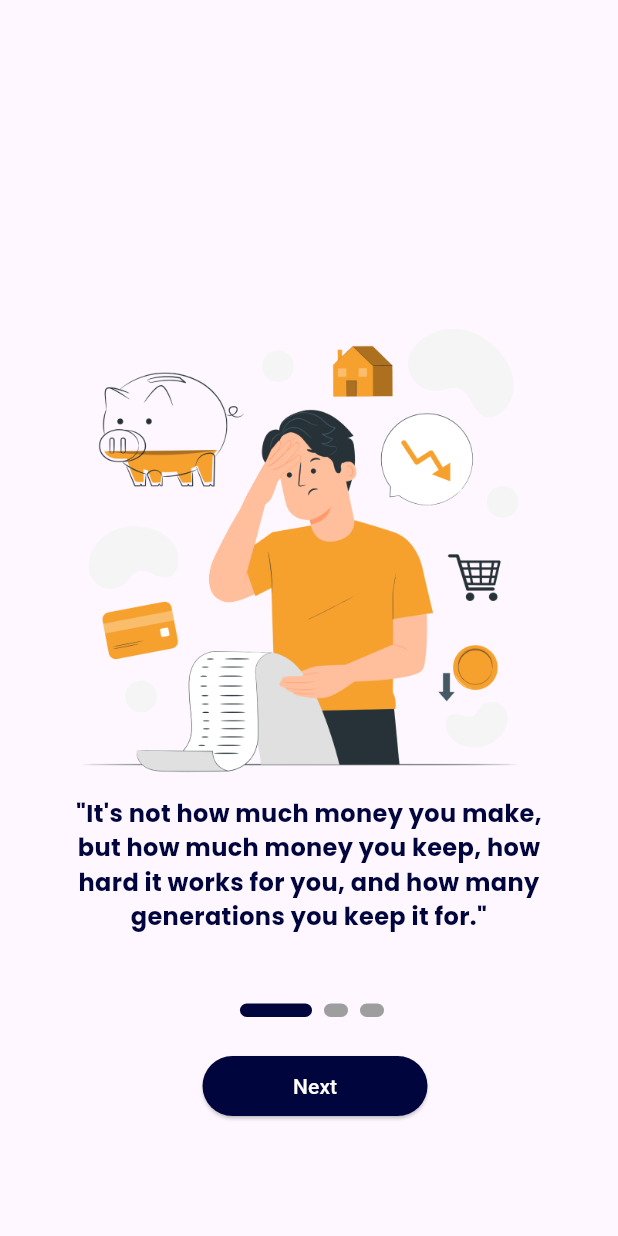
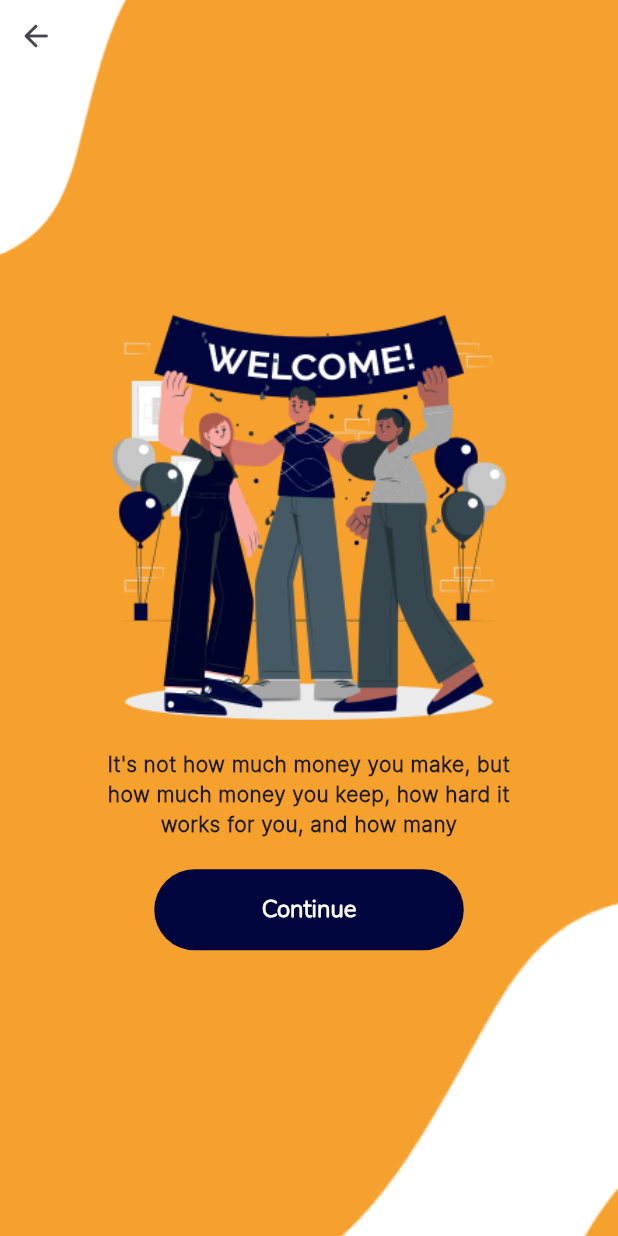
Before and after one commit to Yassin59189/SaveIt, a Flutter app: the screen it shows after launch, on a phone screen of 412 x 824 dp. Run offline on Flutter 3.47's test engine with Material 3 defaults, Android fonts, the phone set to English and light mode, and no system bars; drawn by our look-alikes of smooth_page_indicator; our stand-ins replace get, get_storage, logger.

Commit message:
ismail 4/21/2024 00.58AM

```diff
--- a/lib/app.dart
+++ b/lib/app.dart
@@ -1,6 +1,9 @@
 import 'package:flutter/material.dart';
 import 'package:get/get.dart';
-import 'package:saveit/features/authentication/screens/onboarding.dart';
+import 'package:saveit/features/authentication/screens/welcome/welcome.dart';
+/* import 'package:saveit/features/authentication/controllers/welcome_controller.dart';
+import 'package:saveit/features/authentication/screens/Welcome/welcome.dart';
+import 'package:saveit/features/authentication/screens/onboarding.dart'; */
 
 
 class App extends StatelessWidget {
@@ -10,7 +13,7 @@ class App extends StatelessWidget {
   Widget build(BuildContext context) {
     return const GetMaterialApp(
       debugShowCheckedModeBanner: false,
-      home:const OnBoardingScreen(),
+      home: Welcome(),
     );
   }
 }
--- /dev/null
+++ b/lib/features/authentication/controllers/welcome_controller.dart
@@ -0,0 +1,17 @@
+import 'package:flutter/material.dart';
+import 'package:get/get.dart';
+
+class welcome_controller extends GetxController {
+  static welcome_controller get instance => Get.find();
+
+  final pageController = PageController();
+  final currentPageIndex = 0.obs;
+
+  void updatePageIndicator(index) {}
+
+
+  void dotNavigationClick(index) {}
+
+
+  void nextPage(index) {}
+}
--- /dev/null
+++ b/lib/features/authentication/screens/welcome/welcome.dart
@@ -0,0 +1,64 @@
+import 'package:flutter/cupertino.dart';
+import 'package:flutter/material.dart';
+import 'package:flutter/painting.dart';
+import 'package:flutter/rendering.dart';
+import 'package:flutter/widgets.dart';
+import 'package:saveit/utils/constants/buttons.dart';
+import 'package:saveit/utils/constants/colors.dart';
+import 'package:saveit/utils/constants/image_strings.dart';
+import 'package:saveit/utils/constants/sizes.dart';
+import 'package:saveit/utils/constants/text_strings.dart';
+import 'package:saveit/utils/helpers/helper_functions.dart';
+
+class Welcome extends StatelessWidget {
+  const Welcome({super.key});
+
+  @override
+  Widget build(BuildContext context) {
+    return  Scaffold(
+      body: Container(
+        decoration: BoxDecoration(image: DecorationImage(image: AssetImage("assets/images/welcome_images/bg_welcome.png"),
+        fit: BoxFit.cover,)),
+        child: Stack(
+          children: [
+            SizedBox(height: 500),
+            IconButton(onPressed:(){}, icon: Icon(Icons.arrow_back_rounded)),
+            PageView(
+              children: [
+                Column(
+                  mainAxisAlignment:MainAxisAlignment.center,
+                  children: [
+                      Center(
+                        child: Image(
+                        width: THelperFunctions.screenWidth()*0.75,
+
+                        image: const AssetImage(TImage.welcomeimg1)),
+                      ),
+                    Container(
+                      alignment: Alignment.topCenter,
+                      width: THelperFunctions.screenWidth() * 0.7,
+                      child: const Text(
+                        TText.welcometext1,
+                        style: TextStyle(fontFamily:"inter", fontWeight: FontWeight.w900, fontSize: TSizes.fontSm),textAlign: TextAlign.center,),),
+                    SizedBox(
+                      height: 20,
+                    ),
+                    SizedBox(
+                      width: 206.35,
+                      height: 54.04,
+                    child:ElevatedButton(
+                      onPressed:() {},
+                      style: buttonPrimary,
+                      child: Text("Continue",style:TextStyle(color:TColors.white ),)))
+
+
+                  ],
+                )
+              ],
+            )
+
+          ],),
+      ),
+    );
+  }
+}
--- /dev/null
+++ b/lib/utils/constants/buttons.dart
@@ -0,0 +1,13 @@
+import 'package:flutter/material.dart';
+import 'package:saveit/utils/constants/colors.dart';
+import 'package:saveit/utils/constants/sizes.dart';
+
+final ButtonStyle  buttonPrimary = ElevatedButton.styleFrom(
+minimumSize: Size(206.35,54.04),
+backgroundColor: TColors.primary,
+
+elevation: 0,
+textStyle: TextStyle(fontFamily:"nunito", fontWeight: FontWeight.w600, fontSize: TSizes.fontMd, color:TColors.white)
+
+
+);
--- a/lib/utils/constants/colors.dart
+++ b/lib/utils/constants/colors.dart
@@ -6,4 +6,5 @@ class TColors{
   static const Color primary = Color(0xFF00063D);
   static const Color secondary = Color(0xFF0A6ACB);
   static const Color accent = Color(0xFFF6A02D);
+  static const Color white = Color.fromARGB(255, 255, 255, 255);
 }
--- a/lib/utils/constants/image_strings.dart
+++ b/lib/utils/constants/image_strings.dart
@@ -3,6 +3,9 @@ class TImage {
 
   static const String whiteLogo = "assets/logos/logo_white.png";
   static const String colorLogo = "assets/logos/logo_colors.png";
+  //get started page :
+  static const String welcomeimg1 = "assets/images/welcome_images/welcome.png";
+  //onBoard pages:
   static const String onBoardImage1 = "assets/images/on_board_images/tip1.png";
   static const String onBoardImage2 = "assets/images/on_board_images/tip2.png";
   static const String onBoardImage3 = "assets/images/on_board_images/tip3.png";
--- a/lib/utils/constants/sizes.dart
+++ b/lib/utils/constants/sizes.dart
@@ -15,9 +15,14 @@ class TSizes {
   static const double iconLg = 32.0;
 
   // Font sizes
+  static const double fontexSm = 11.0;
   static const double fontSm = 14.0;
   static const double fontMd = 16.0;
   static const double fontLg = 18.0;
 
+  //space bettwen sections
+   static const double defaultSpace = 24.0;
+  static const double spaceBtwitems = 16.0;
+  static const double spaceBtsections = 32.0;
 
 }
--- a/lib/utils/constants/text_strings.dart
+++ b/lib/utils/constants/text_strings.dart
@@ -1,6 +1,11 @@
+
 
 class TText{
+//Welcome
+    static const String welcometext1= "It's not how much money you make, but how much money you keep, how hard it works for you, and how many ";
+    static const String header= 'SAVE YOUR MONEY';
 
+//onBoarding
   static const String onBoardText1 = '"It\'s not how much money you make, but how much money you keep, how hard it works for you, and how many generations you keep it for."';
   static const String onBoardText2 = '"It\'s not how much money you make, but how much money you keep, how hard it works for you, and how many generations you keep it for."';
   static const String onBoardText3 = '"It\'s not how much money you make, but how much money you keep, how hard it works for you, and how many generations you keep it for."';
--- a/pubspec.yaml
+++ b/pubspec.yaml
@@ -47,6 +47,7 @@ flutter:
   #------------------ LOCAL ASSETS ------------------#
   assets:
     - assets/images/on_board_images/
+    - assets/images/welcome_images/
 
 
 
```
Also changed, not shown: assets/images/welcome_images/bg_welcome.png (added), assets/images/welcome_images/welcome.png (added).
